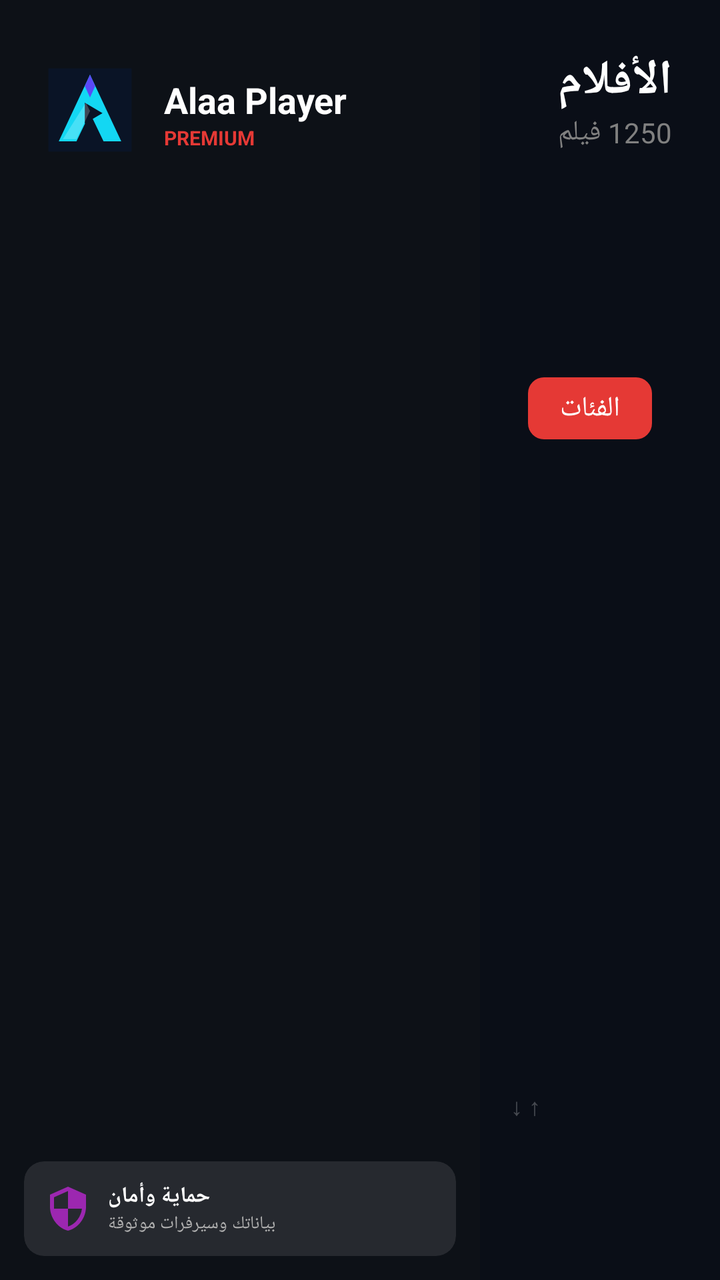
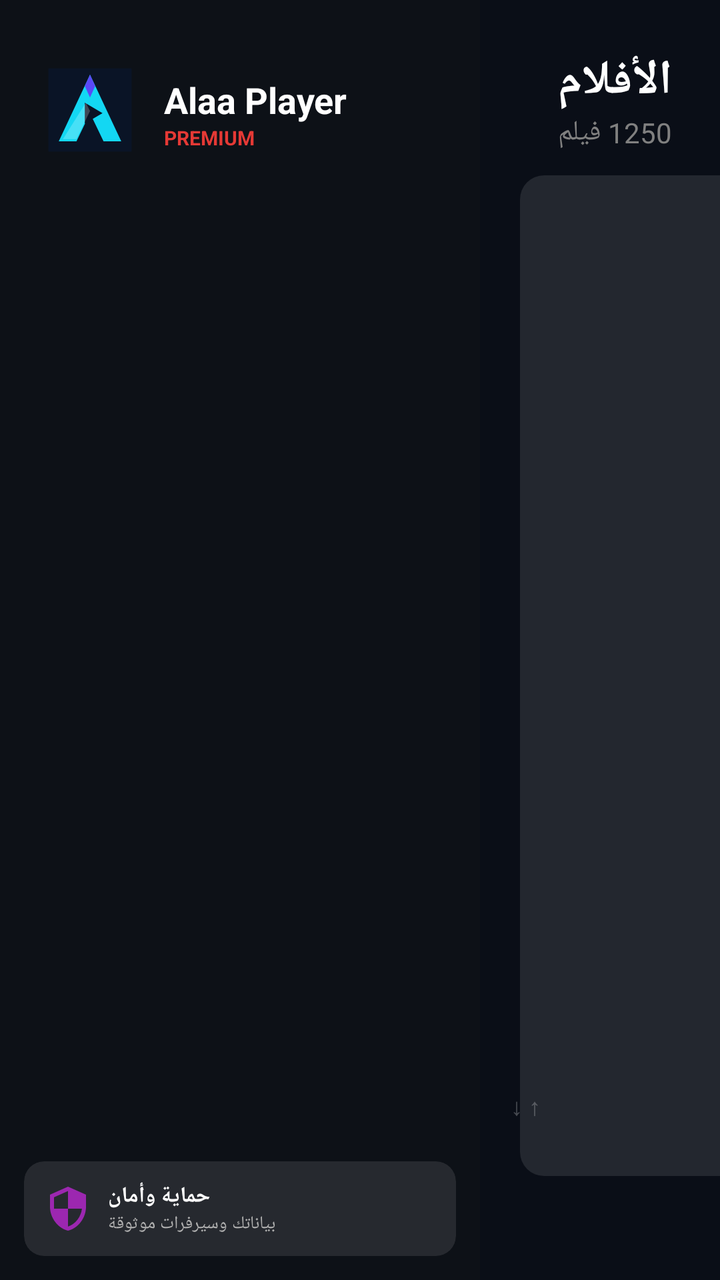

Screens rendered from an Android XML layout before and after an edit, with the pre-edit source and the edit as a unified diff.
<!-- AndroidManifest.xml: application theme AppTheme -->
<!-- res/layout/activity_movies.xml -->
<?xml version="1.0" encoding="utf-8"?>
<androidx.constraintlayout.widget.ConstraintLayout xmlns:android="http://schemas.android.com/apk/res/android"
    xmlns:app="http://schemas.android.com/apk/res-auto"
    android:layout_width="match_parent"
    android:layout_height="match_parent"
    android:background="@color/alaa_bg_dark"
    android:layoutDirection="ltr">

    
    <androidx.constraintlayout.widget.ConstraintLayout
        android:id="@+id/sidebarContainer"
        android:layout_width="240dp"
        android:layout_height="match_parent"
        android:background="@color/alaa_sidebar_bg"
        app:layout_constraintStart_toStartOf="parent">

        <ImageView
            android:id="@+id/sidebarLogo"
            android:layout_width="50dp"
            android:layout_height="50dp"
            android:layout_marginTop="30dp"
            android:layout_marginStart="20dp"
            android:src="@drawable/ic_logo"
            app:layout_constraintStart_toStartOf="parent"
            app:layout_constraintTop_toTopOf="parent" />

        <TextView
            android:id="@+id/sidebarAppName"
            android:layout_width="wrap_content"
            android:layout_height="wrap_content"
            android:layout_marginStart="12dp"
            android:text="@string/alaa_player"
            android:textColor="@color/white"
            android:textSize="18sp"
            android:textStyle="bold"
            app:layout_constraintBottom_toBottomOf="@id/sidebarLogo"
            app:layout_constraintStart_toEndOf="@id/sidebarLogo"
            app:layout_constraintTop_toTopOf="@id/sidebarLogo"
            app:layout_constraintVertical_bias="0.3" />

        <TextView
            android:layout_width="wrap_content"
            android:layout_height="wrap_content"
            android:text="@string/premium"
            android:textColor="@color/alaa_accent_red"
            android:textSize="10sp"
            android:textStyle="bold"
            app:layout_constraintStart_toStartOf="@id/sidebarAppName"
            app:layout_constraintTop_toBottomOf="@id/sidebarAppName" />

        <androidx.recyclerview.widget.RecyclerView
            android:id="@+id/sidebarRecyclerView"
            android:layout_width="match_parent"
            android:layout_height="0dp"
            android:layout_marginTop="20dp"
            app:layout_constraintBottom_toTopOf="@+id/sidebarFooter"
            app:layout_constraintTop_toBottomOf="@id/sidebarLogo" />

        <androidx.cardview.widget.CardView
            android:id="@+id/sidebarFooter"
            android:layout_width="match_parent"
            android:layout_height="wrap_content"
            android:layout_margin="12dp"
            app:cardBackgroundColor="@color/glass_white_10"
            app:cardCornerRadius="10dp"
            app:cardElevation="0dp"
            app:layout_constraintBottom_toBottomOf="parent">
            <LinearLayout
                android:layout_width="match_parent"
                android:layout_height="wrap_content"
                android:orientation="horizontal"
                android:padding="10dp"
                android:gravity="center_vertical">
                <ImageView
                    android:layout_width="24dp"
                    android:layout_height="24dp"
                    android:src="@drawable/ic_security"
                    app:tint="@color/alaa_accent_purple" />
                <LinearLayout
                    android:layout_width="match_parent"
                    android:layout_height="wrap_content"
                    android:layout_marginStart="8dp"
                    android:orientation="vertical">
                    <TextView
                        android:layout_width="wrap_content"
                        android:layout_height="wrap_content"
                        android:text="@string/security_title"
                        android:textColor="@color/white"
                        android:textSize="11sp"
                        android:textStyle="bold" />
                    <TextView
                        android:layout_width="wrap_content"
                        android:layout_height="wrap_content"
                        android:text="@string/security_desc"
                        android:textColor="@color/text_gray_light"
                        android:textSize="9sp" />
                </LinearLayout>
            </LinearLayout>
        </androidx.cardview.widget.CardView>
    </androidx.constraintlayout.widget.ConstraintLayout>

    
    <androidx.constraintlayout.widget.ConstraintLayout
        android:layout_width="0dp"
        android:layout_height="match_parent"
        app:layout_constraintEnd_toEndOf="parent"
        app:layout_constraintStart_toEndOf="@id/sidebarContainer">

        
        <LinearLayout
            android:id="@+id/headerLayout"
            android:layout_width="wrap_content"
            android:layout_height="wrap_content"
            android:layout_margin="24dp"
            android:gravity="end"
            android:orientation="vertical"
            app:layout_constraintEnd_toEndOf="parent"
            app:layout_constraintTop_toTopOf="parent">
            <TextView
                android:id="@+id/moviesTitle"
                android:layout_width="wrap_content"
                android:layout_height="wrap_content"
                android:text="الأفلام"
                android:textColor="@color/white"
                android:textSize="24sp"
                android:textStyle="bold" />
            <TextView
                android:id="@+id/moviesCount"
                android:layout_width="wrap_content"
                android:layout_height="wrap_content"
                android:text="1250 فيلم"
                android:textColor="#808080"
                android:textSize="14sp" />
        </LinearLayout>

        
        <LinearLayout
            android:id="@+id/filterBar"
            android:layout_width="match_parent"
            android:layout_height="wrap_content"
            android:layout_marginTop="16dp"
            android:layout_marginHorizontal="24dp"
            android:gravity="center_vertical"
            android:orientation="horizontal"
            app:layout_constraintTop_toBottomOf="@id/headerLayout">

            <TextView
                android:id="@+id/movieCategorySelector"
                android:layout_width="wrap_content"
                android:layout_height="wrap_content"
                android:background="@drawable/bg_button_red"
                android:clickable="true"
                android:focusable="true"
                android:paddingHorizontal="16dp"
                android:paddingVertical="6dp"
                android:text="الفئات"
                android:textColor="@color/white"
                android:textSize="14sp" />

            <TextView
                android:layout_width="wrap_content"
                android:layout_height="wrap_content"
                android:layout_marginStart="20dp"
                android:text="الأكثر أفلام"
                android:textColor="#808080"
                android:textSize="14sp" />

            <TextView
                android:layout_width="wrap_content"
                android:layout_height="wrap_content"
                android:layout_marginStart="20dp"
                android:text="الأكثر مشاهدة"
                android:textColor="#808080"
                android:textSize="14sp" />

            <TextView
                android:layout_width="wrap_content"
                android:layout_height="wrap_content"
                android:layout_marginStart="20dp"
                android:text="أعلى التقييم"
                android:textColor="#808080"
                android:textSize="14sp" />

            <ImageView
                android:layout_width="20dp"
                android:layout_height="20dp"
                android:layout_marginStart="20dp"
                android:src="@drawable/ic_search"
                app:tint="#808080" />

            <View android:layout_width="0dp" android:layout_height="1dp" android:layout_weight="1"/>

            <TextView
                android:layout_width="wrap_content"
                android:layout_height="wrap_content"
                android:text="فلترة ●"
                android:textColor="@color/white"
                android:textSize="14sp" />
        </LinearLayout>

        
        <androidx.recyclerview.widget.RecyclerView
            android:id="@+id/moviesRecyclerView"
            android:layout_width="match_parent"
            android:layout_height="0dp"
            android:layout_marginTop="20dp"
            android:layout_marginHorizontal="16dp"
            android:clipToPadding="false"
            android:paddingBottom="60dp"
            app:layout_constraintBottom_toBottomOf="parent"
            app:layout_constraintTop_toBottomOf="@id/filterBar" />

        
        <LinearLayout
            android:layout_width="match_parent"
            android:layout_height="wrap_content"
            android:gravity="center"
            android:orientation="horizontal"
            android:padding="16dp"
            app:layout_constraintBottom_toBottomOf="parent">
            <TextView
                android:layout_width="wrap_content"
                android:layout_height="wrap_content"
                android:text="↑ ↓ تنقل"
                android:textColor="#40FFFFFF"
                android:textSize="12sp"
                android:layout_marginHorizontal="16dp"/>
            <TextView
                android:layout_width="wrap_content"
                android:layout_height="wrap_content"
                android:text="OK اختيار"
                android:textColor="#40FFFFFF"
                android:textSize="12sp"
                android:layout_marginHorizontal="16dp"/>
            <TextView
                android:layout_width="wrap_content"
                android:layout_height="wrap_content"
                android:text="← رجوع"
                android:textColor="#40FFFFFF"
                android:textSize="12sp"
                android:layout_marginHorizontal="16dp"/>
            <TextView
                android:layout_width="wrap_content"
                android:layout_height="wrap_content"
                android:text="☰ قائمة"
                android:textColor="#40FFFFFF"
                android:textSize="12sp"
                android:layout_marginHorizontal="16dp"/>
        </LinearLayout>
    </androidx.constraintlayout.widget.ConstraintLayout>
</androidx.constraintlayout.widget.ConstraintLayout>
<!-- resources referenced by this layout -->
<resources>
  <color name="alaa_accent_purple">#9C27B0</color>
  <color name="alaa_accent_red">#E53935</color>
  <color name="alaa_bg_dark">#0A0E17</color>
  <color name="alaa_sidebar_bg">#0D1117</color>
  <color name="glass_white_10">#1AFFFFFF</color>
  <color name="text_gray_light">#B0B0B0</color>
  <color name="white">#FFFFFF</color>
  <!-- drawable bg_button_red (drawable) -->
  <?xml version="1.0" encoding="utf-8"?>
  <shape xmlns:android="http://schemas.android.com/apk/res/android">
      <solid android:color="#E53935" />
      <corners android:radius="8dp" />
  </shape>
  <!-- drawable ic_logo (drawable) -->
  <?xml version="1.0" encoding="utf-8"?>
  <vector xmlns:android="http://schemas.android.com/apk/res/android"
      android:width="96dp"
      android:height="96dp"
      android:viewportWidth="96"
      android:viewportHeight="96">
      <path
          android:fillColor="#0A1426"
          android:pathData="M8,8H88V88H8z" />
      <path
          android:fillColor="#13D7F3"
          android:pathData="M48,14L18,78H35L48,51L61,78H78z" />
      <path
          android:fillColor="#5A49F6"
          android:pathData="M48,14L53,25L48,36L43,25z" />
      <path
          android:fillColor="#0A1426"
          android:pathData="M43,41L43,61L60,51z" />
      <path
          android:fillColor="#FFFFFF"
          android:fillAlpha="0.22"
          android:pathData="M22,76L35,76L48,49L44,41z" />
  </vector>
  <!-- drawable ic_search: png bitmap (drawable, 437 bytes) -->
  <!-- drawable ic_security (drawable) -->
  <?xml version="1.0" encoding="utf-8"?>
  <vector xmlns:android="http://schemas.android.com/apk/res/android"
      android:width="24dp" android:height="24dp"
      android:viewportWidth="24" android:viewportHeight="24">
      <path android:fillColor="#2196F3"
          android:pathData="M12,1L3,5v6c0,5.55 3.84,10.74 9,12 5.16,-1.26 9,-6.45 9,-12V5l-9,-4zM12,11.99h7c-0.53,4.12 -3.28,7.79 -7,8.94V12H5V6.3l7,-3.11v8.8z"/>
  </vector>
  <string name="alaa_player">Alaa Player</string>
  <string name="premium">PREMIUM</string>
  <string name="security_desc">بياناتك وسيرفرات موثوقة</string>
  <string name="security_title">حماية وأمان</string>
  <style name="AppTheme" parent="Theme.AppCompat.NoActionBar">
          
          <item name="colorPrimary">@color/primary_blue</item>
          <item name="colorPrimaryDark">@color/dark_background</item>
          <item name="colorAccent">@color/accent_blue</item>
  
          
          <item name="android:windowBackground">@color/dark_background</item>
          <item name="android:colorBackground">@color/dark_background</item>
  
          
          <item name="android:textColorPrimary">@color/text_primary</item>
          <item name="android:textColorSecondary">@color/text_secondary</item>
  
          
          <item name="android:windowDrawsSystemBarBackgrounds">true</item>
      </style>
  <color name="primary_blue">#2196F3</color>
  <color name="dark_background">#0D1117</color>
  <color name="accent_blue">#64B5F6</color>
  <color name="text_primary">#FFFFFF</color>
  <color name="text_secondary">#B0B0B0</color>
</resources>

<!-- the commit's change to res/layout/activity_movies.xml (unified diff, before → after) -->
@@ -134,81 +134,55 @@
         </LinearLayout>
 
         
-        <LinearLayout
-            android:id="@+id/filterBar"
-            android:layout_width="match_parent"
-            android:layout_height="wrap_content"
-            android:layout_marginTop="16dp"
-            android:layout_marginHorizontal="24dp"
-            android:gravity="center_vertical"
-            android:orientation="horizontal"
+        <androidx.constraintlayout.widget.ConstraintLayout
+            android:id="@+id/movieCategoryPanel"
+            android:layout_width="260dp"
+            android:layout_height="0dp"
+            android:layout_marginStart="20dp"
+            android:layout_marginTop="12dp"
+            android:layout_marginBottom="52dp"
+            android:background="@drawable/bg_info_card"
+            android:padding="10dp"
+            app:layout_constraintBottom_toBottomOf="parent"
+            app:layout_constraintStart_toStartOf="parent"
             app:layout_constraintTop_toBottomOf="@id/headerLayout">
 
             <TextView
-                android:id="@+id/movieCategorySelector"
-                android:layout_width="wrap_content"
-                android:layout_height="wrap_content"
-                android:background="@drawable/bg_button_red"
-                android:clickable="true"
-                android:focusable="true"
-                android:paddingHorizontal="16dp"
-                android:paddingVertical="6dp"
-                android:text="الفئات"
+                android:id="@+id/movieCategoriesTitle"
+                android:layout_width="match_parent"
+                android:layout_height="wrap_content"
+                android:paddingHorizontal="8dp"
+                android:paddingVertical="8dp"
+                android:text="فئات الأفلام"
                 android:textColor="@color/white"
-                android:textSize="14sp" />
-
-            <TextView
-                android:layout_width="wrap_content"
-                android:layout_height="wrap_content"
-                android:layout_marginStart="20dp"
-                android:text="الأكثر أفلام"
-                android:textColor="#808080"
-                android:textSize="14sp" />
-
-            <TextView
-                android:layout_width="wrap_content"
-                android:layout_height="wrap_content"
-                android:layout_marginStart="20dp"
-                android:text="الأكثر مشاهدة"
-                android:textColor="#808080"
-                android:textSize="14sp" />
-
-            <TextView
-                android:layout_width="wrap_content"
-                android:layout_height="wrap_content"
-                android:layout_marginStart="20dp"
-                android:text="أعلى التقييم"
-                android:textColor="#808080"
-                android:textSize="14sp" />
-
-            <ImageView
-                android:layout_width="20dp"
-                android:layout_height="20dp"
-                android:layout_marginStart="20dp"
-                android:src="@drawable/ic_search"
-                app:tint="#808080" />
-
-            <View android:layout_width="0dp" android:layout_height="1dp" android:layout_weight="1"/>
-
-            <TextView
-                android:layout_width="wrap_content"
-                android:layout_height="wrap_content"
-                android:text="فلترة ●"
-                android:textColor="@color/white"
-                android:textSize="14sp" />
-        </LinearLayout>
+                android:textSize="17sp"
+                android:textStyle="bold"
+                app:layout_constraintTop_toTopOf="parent" />
+
+            <androidx.recyclerview.widget.RecyclerView
+                android:id="@+id/movieCategoriesRecyclerView"
+                android:layout_width="match_parent"
+                android:layout_height="0dp"
+                android:clipToPadding="false"
+                android:paddingBottom="8dp"
+                app:layout_constraintBottom_toBottomOf="parent"
+                app:layout_constraintTop_toBottomOf="@id/movieCategoriesTitle" />
+        </androidx.constraintlayout.widget.ConstraintLayout>
 
         
         <androidx.recyclerview.widget.RecyclerView
             android:id="@+id/moviesRecyclerView"
-            android:layout_width="match_parent"
+            android:layout_width="0dp"
             android:layout_height="0dp"
-            android:layout_marginTop="20dp"
-            android:layout_marginHorizontal="16dp"
+            android:layout_marginStart="16dp"
+            android:layout_marginEnd="16dp"
+            android:layout_marginTop="12dp"
             android:clipToPadding="false"
             android:paddingBottom="60dp"
             app:layout_constraintBottom_toBottomOf="parent"
-            app:layout_constraintTop_toBottomOf="@id/filterBar" />
+            app:layout_constraintEnd_toEndOf="parent"
+            app:layout_constraintStart_toEndOf="@id/movieCategoryPanel"
+            app:layout_constraintTop_toBottomOf="@id/headerLayout" />
 
         
         <LinearLayout
<!-- resource entries referenced after the edit -->
@@ -7,11 +7,11 @@
   <color name="glass_white_10">#1AFFFFFF</color>
   <color name="text_gray_light">#B0B0B0</color>
   <color name="white">#FFFFFF</color>
-  <!-- drawable bg_button_red (drawable) -->
+  <!-- drawable bg_info_card (drawable) -->
   <?xml version="1.0" encoding="utf-8"?>
   <shape xmlns:android="http://schemas.android.com/apk/res/android">
-      <solid android:color="#E53935" />
-      <corners android:radius="8dp" />
+      <solid android:color="#1AFFFFFF" />
+      <corners android:radius="12dp" />
   </shape>
   <!-- drawable ic_logo (drawable) -->
   <?xml version="1.0" encoding="utf-8"?>
@@ -37,7 +37,6 @@
           android:fillAlpha="0.22"
           android:pathData="M22,76L35,76L48,49L44,41z" />
   </vector>
-  <!-- drawable ic_search: png bitmap (drawable, 437 bytes) -->
   <!-- drawable ic_security (drawable) -->
   <?xml version="1.0" encoding="utf-8"?>
   <vector xmlns:android="http://schemas.android.com/apk/res/android"
